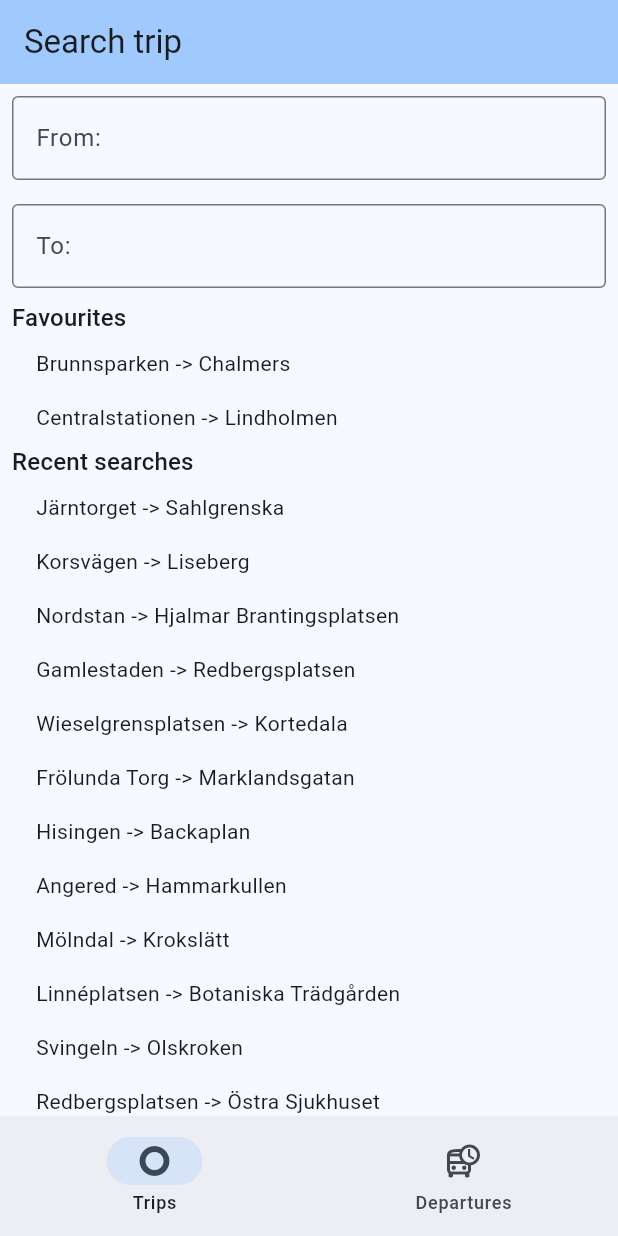
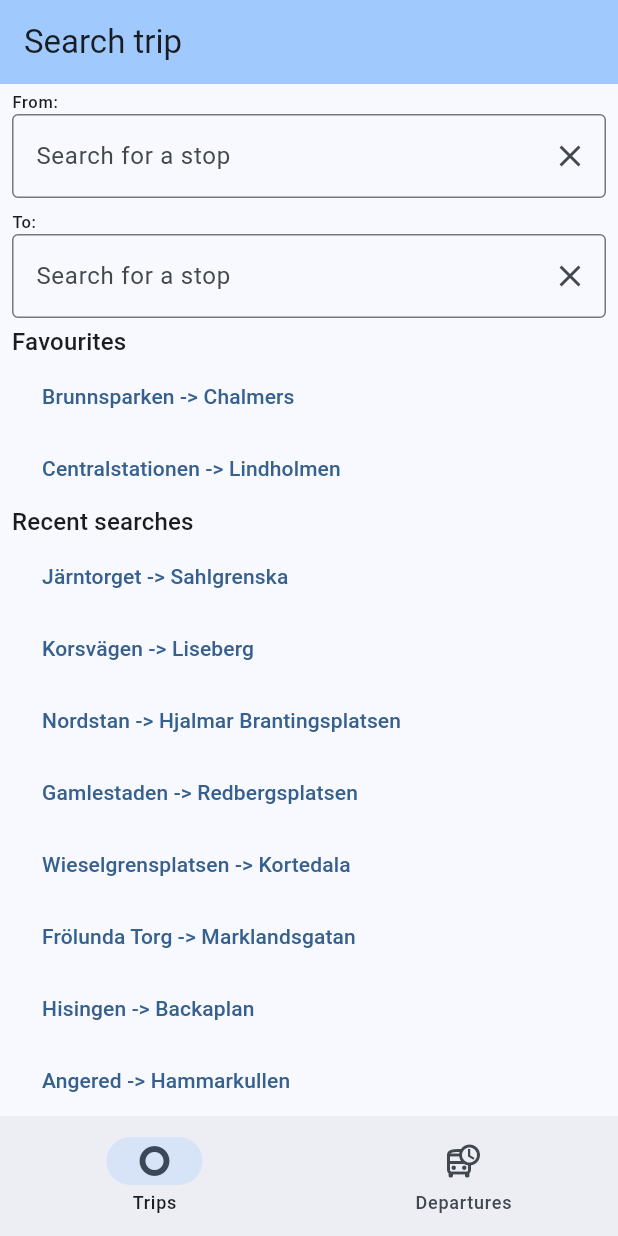
Before and after one commit to lukas-gartman/vasttrafik_planner, a Flutter app: the screen it shows after launch, on a phone screen of 412 x 824 dp. Run offline on Flutter 3.47's test engine with Material 3 defaults, Android fonts, the phone set to English and light mode, and no system bars.

Commit message:
Add text buttons and search actions

```diff
--- a/lib/main.dart
+++ b/lib/main.dart
@@ -31,6 +31,9 @@ class _TripsPageState extends State<TripsPage> {
   TextSelection currentSelection = TextSelection.none;
   final TextEditingController _fromController = TextEditingController();
   final TextEditingController _toController = TextEditingController();
+  final List<Stop> _fromStops = [];
+  final List<Stop> _toStops = [];
+
   static final List<Trip> _trips = [
     Trip(Stop("Brunnsparken"), Stop("Chalmers"), true),
     Trip(Stop("Centralstationen"), Stop("Lindholmen"), true),
@@ -69,35 +72,73 @@ class _TripsPageState extends State<TripsPage> {
     Stop("Valand"), Stop("Domkyrkan"), Stop("Vasaplatsen")
   ];
 
-  TripDisplayStrategy currentDisplayStrategy = RecentTripsDisplayStrategy(_trips);
+  static final List<Line> _lines = [
+    Line("1", "Bus", Stop("Brunnsparken"), Stop("Chalmers")),
+    Line("2", "Tram", Stop("Centralstationen"), Stop("Lindholmen")),
+    Line("3", "Bus", Stop("Järntorget"), Stop("Sahlgrenska")),
+    Line("4", "Tram", Stop("Korsvägen"), Stop("Liseberg")),
+    Line("5", "Bus", Stop("Nordstan"), Stop("Hjalmar Brantingsplatsen")),
+  ];
 
-  Widget _buildTextField(String labelText, TextEditingController controller) {
+  late TripDisplayStrategy currentDisplayStrategy;
+
+  Widget _buildTextField(String labelText, TextEditingController controller, List<Stop> selectedStops) {
     return Padding(
-      padding: const EdgeInsets.all(8.0),
-      child: TextField(
+      padding: const EdgeInsets.symmetric(vertical: 4.0, horizontal: 8.0),
+      child: Column(
+        crossAxisAlignment: CrossAxisAlignment.start,
+        children: <Widget>[
+          Wrap(
+            spacing: 4.0,
+            crossAxisAlignment: WrapCrossAlignment.center,
+            children: [
+              Text(labelText, style: Theme.of(context).textTheme.labelSmall),
+              ...selectedStops.map((stop) {
+                return InputChip(
+                  label: Text(stop.name),
+                  onDeleted: () => setState(() => selectedStops.remove(stop)),
+                );
+              })
+            ],
+          ),
+          TextField(
             controller: controller,
             decoration: InputDecoration(
-          labelText: labelText,
               border: const OutlineInputBorder(),
-        ),
-      ),
+              hintText: 'Search for a stop',
+              suffixIcon: IconButton(onPressed: () => controller.clear(), icon: const Icon(Icons.clear)),
+            )
+          )
+        ]
+      )
     );
   }
 
+  void setTripDisplay() {
     List<Stop> searchStops(String search) => _stops.where((stop) => stop.name.toLowerCase().contains(search.toLowerCase())).toList();
 
-  void setTripDisplay() {
+    if (_fromStops.isNotEmpty && _toStops.isNotEmpty) {
+      void onClick(Line line) => ScaffoldMessenger.of(context).showSnackBar(const SnackBar(content: Text('Not implemented yet')));
+      setState(() => currentDisplayStrategy = LineSearchResultDisplayStrategy(_lines, onClick));
+    } else {
       switch (currentSelection) {
         case TextSelection.from:
           if (_fromController.text.isNotEmpty) {
-          setState(() => currentDisplayStrategy = StopSearchResultDisplayStrategy(searchStops(_fromController.text)));
+            void onClick(Stop stop) => setState(() => setState(() => _fromStops.add(stop)));
+            setState(() => currentDisplayStrategy = StopSearchResultDisplayStrategy(searchStops(_fromController.text), onClick));
           }
         case TextSelection.to:
           if (_toController.text.isNotEmpty) {
-          setState(() => currentDisplayStrategy = StopSearchResultDisplayStrategy(searchStops(_toController.text)));
+            void onClick(Stop stop) => setState(() => setState(() => _toStops.add(stop)));
+            setState(() => currentDisplayStrategy = StopSearchResultDisplayStrategy(searchStops(_toController.text), onClick));
           }
         default:
-        setState(() => currentDisplayStrategy = RecentTripsDisplayStrategy(_trips));
+          void onClick(Trip trip) => setState(() {
+            _fromStops.add(trip.from);
+            _toStops.add(trip.to);
+          });
+          setState(() => currentDisplayStrategy = RecentTripsDisplayStrategy(_trips, onClick));
+      }
     }
   }
 
@@ -130,8 +171,8 @@ class _TripsPageState extends State<TripsPage> {
         child: Column(
           mainAxisAlignment: MainAxisAlignment.start,
           children: <Widget>[
-            _buildTextField("From: ", _fromController),
-            _buildTextField("To: ", _toController),
+            _buildTextField("From: ", _fromController, _fromStops),
+            _buildTextField("To: ", _toController, _toStops),
             Expanded(
               child: Container(
                 margin: const EdgeInsets.only(left: 8.0, right: 8.0),
@@ -172,42 +213,56 @@ class _TripsPageState extends State<TripsPage> {
 }
 
 abstract class TripDisplayStrategy<T> {
-  final T data;
-  TripDisplayStrategy(this.data);
+  final List<T> data;
+  final Function(T) onClick;
+  TripDisplayStrategy(this.data, this.onClick);
 
   Widget buildWidget(BuildContext context);
 }
 
-class RecentTripsDisplayStrategy implements TripDisplayStrategy<List<Trip>> {
+class RecentTripsDisplayStrategy implements TripDisplayStrategy<Trip> {
   @override
   final List<Trip> data;
-  RecentTripsDisplayStrategy(this.data);
+  @override
+  final Function(Trip) onClick;
+  RecentTripsDisplayStrategy(this.data, this.onClick);
 
   @override
   Widget buildWidget(BuildContext context) {
+    final List<Trip> favourites = data.where((trip) => trip.isFavorite).toList();
+    final List<Trip> recentSearches = data.where((trip) => !trip.isFavorite).toList();
+    Widget buildTripRow(Trip trip) {
+      return Padding(
+        padding: const EdgeInsets.symmetric(horizontal: 8.0),
+        child: Align(
+          alignment: Alignment.centerLeft,
+          child: TextButton(
+            onPressed: () => onClick(trip),
+            child: Text("${trip.from.name} -> ${trip.to.name}"),
+          )
+        )
+      );
+    }
+
     return ListView(
       children: <Widget>[
         Text("Favourites", style: Theme.of(context).textTheme.titleMedium),
-        for (Trip trip in data.where((trip) => trip.isFavorite))
-          Padding(
-            padding: const EdgeInsets.symmetric(vertical: 8.0, horizontal: 16.0),
-            child: Row(children: <Widget>[Text(trip.from.name), const Text(" -> "), Text(trip.to.name)]),
-          ),
+        for (Trip trip in favourites)
+          buildTripRow(trip),
         Text("Recent searches", style: Theme.of(context).textTheme.titleMedium),
-        for (Trip trip in data.where((trip) => !trip.isFavorite))
-          Padding(
-            padding: const EdgeInsets.symmetric(vertical: 8.0, horizontal: 16.0),
-            child: Row(children: <Widget>[Text(trip.from.name), const Text(" -> "), Text(trip.to.name)]),
-          )
+        for (Trip trip in recentSearches)
+          buildTripRow(trip),
       ],
     );
   }
 }
 
-class StopSearchResultDisplayStrategy implements TripDisplayStrategy<List<Stop>> {
+class StopSearchResultDisplayStrategy implements TripDisplayStrategy<Stop> {
   @override
   final List<Stop> data;
-  StopSearchResultDisplayStrategy(this.data);
+  @override
+  final Function(Stop) onClick;
+  StopSearchResultDisplayStrategy(this.data, this.onClick);
 
   @override
   Widget buildWidget(BuildContext context) {
@@ -215,18 +270,26 @@ class StopSearchResultDisplayStrategy implements TripDisplayStrategy<List<Stop>>
       children: <Widget>[
         for (Stop stop in data)
           Padding(
-            padding: const EdgeInsets.symmetric(vertical: 8.0, horizontal: 16.0),
-            child: Row(children: <Widget>[Text(stop.name)]),
-          ),
-      ],
+            padding: const EdgeInsets.symmetric(horizontal: 8.0),
+            child: Align(
+              alignment: Alignment.centerLeft,
+              child: TextButton(
+                onPressed: () => onClick(stop),
+                child: Text(stop.name),
+              )
+            )
+          )
+      ]
     );
   }
 }
 
-class LineSearchResultDisplayStrategy implements TripDisplayStrategy<List<Line>> {
+class LineSearchResultDisplayStrategy implements TripDisplayStrategy<Line> {
   @override
   final List<Line> data;
-  LineSearchResultDisplayStrategy(this.data);
+  @override
+  final Function(Line) onClick;
+  LineSearchResultDisplayStrategy(this.data, this.onClick);
 
   @override
   Widget buildWidget(BuildContext context) {
@@ -234,7 +297,7 @@ class LineSearchResultDisplayStrategy implements TripDisplayStrategy<List<Line>>
       children: <Widget>[
         for (Line line in data)
           Padding(
-            padding: const EdgeInsets.symmetric(vertical: 8.0, horizontal: 16.0),
+            padding: const EdgeInsets.all(8.0),
             child: Row(children: <Widget>[Text(line.id), Text("From: ${line.from.name}"), Text("To: ${line.to.name}")]),
           ),
       ],
```
Also changed, not shown: flutter_01.sksl.json (added, +1 -0 lines). Lines whose indentation alone changed are shown as unchanged.
